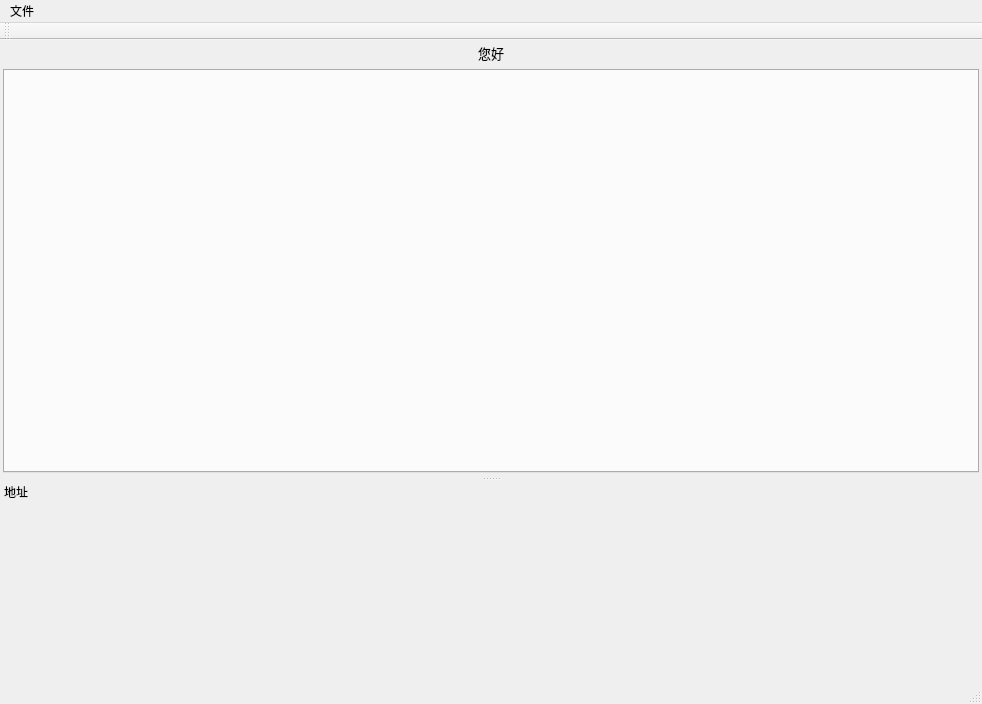
First picture: the form in MainWindow.ui, repository SxyHack/AppSxyEngine, before the edit.
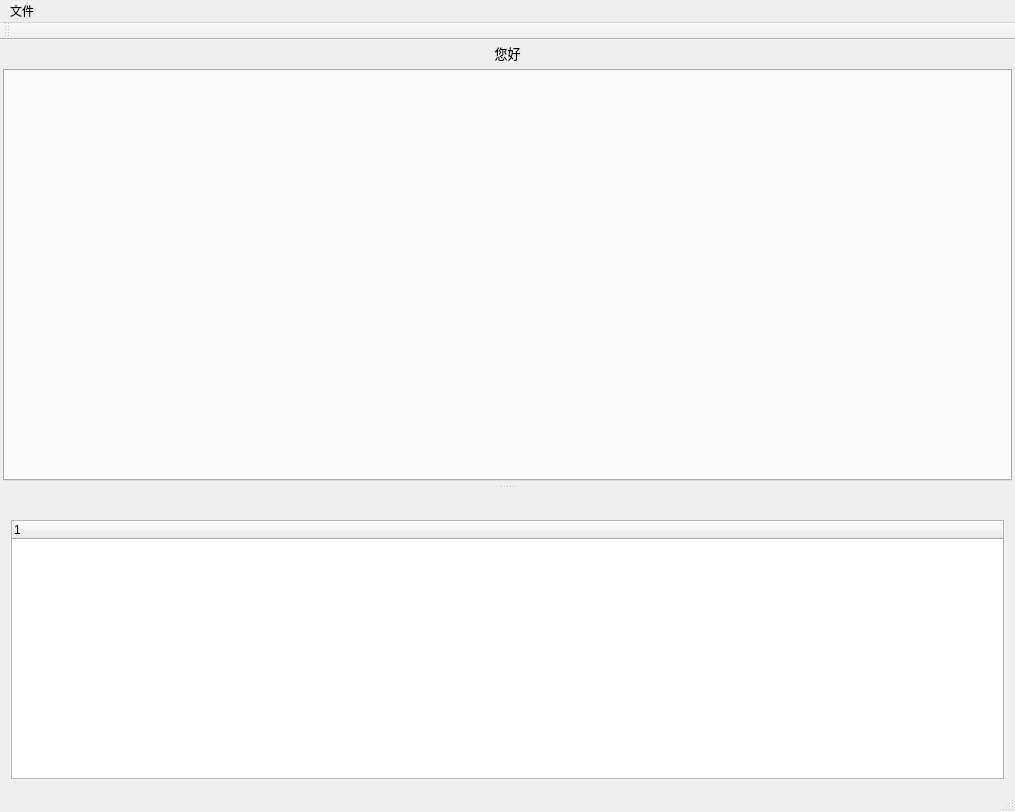
Second picture: the form after the edit.

Commit message: 正在制作地址列表

Patch:
```diff
--- a/MainWindow.ui
+++ b/MainWindow.ui
@@ -6,8 +6,8 @@
    <rect>
     <x>0</x>
     <y>0</y>
-    <width>982</width>
-    <height>704</height>
+    <width>1015</width>
+    <height>812</height>
    </rect>
   </property>
   <property name="windowTitle">
@@ -57,7 +57,7 @@
     <rect>
      <x>0</x>
      <y>0</y>
-     <width>982</width>
+     <width>1015</width>
      <height>23</height>
     </rect>
    </property>
@@ -81,8 +81,8 @@
   <widget class="QDockWidget" name="dock">
    <property name="minimumSize">
     <size>
-     <width>40</width>
-     <height>200</height>
+     <width>89</width>
+     <height>300</height>
     </size>
    </property>
    <property name="features">
@@ -92,12 +92,18 @@
     <set>Qt::BottomDockWidgetArea</set>
    </property>
    <property name="windowTitle">
-    <string>地址</string>
+    <string/>
    </property>
    <attribute name="dockWidgetArea">
     <number>8</number>
    </attribute>
-   <widget class="QWidget" name="dockContents"/>
+   <widget class="QWidget" name="dockContents">
+    <layout class="QGridLayout" name="gridLayout">
+     <item row="0" column="0">
+      <widget class="QTreeWidget" name="TreeAddress"/>
+     </item>
+    </layout>
+   </widget>
   </widget>
   <action name="actionOpen">
    <property name="text">
```
Left out of the diff: 3 changed lines with no effect on the pictures. The commit also changes 24 other files.
